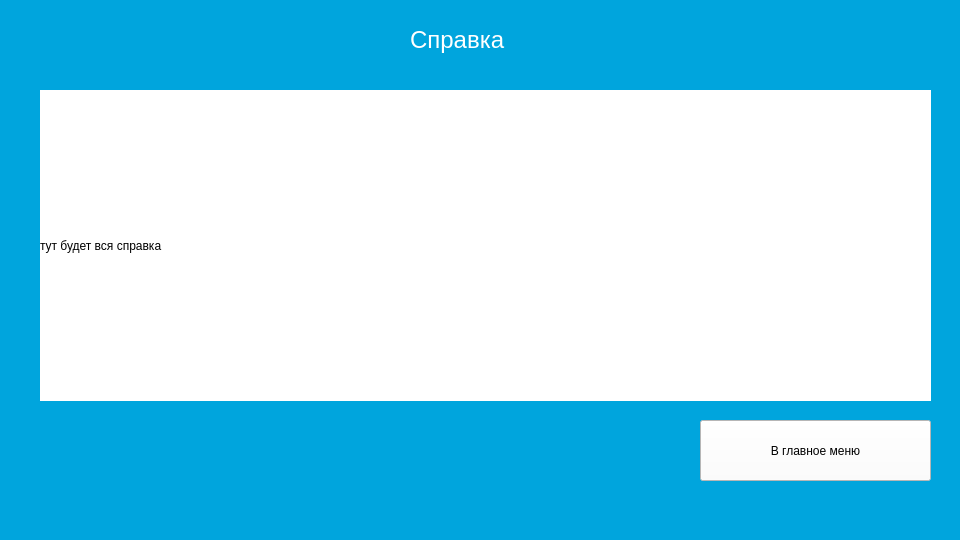
Qt form qt/reference.ui (catcatcat8/practice1) before a commit.
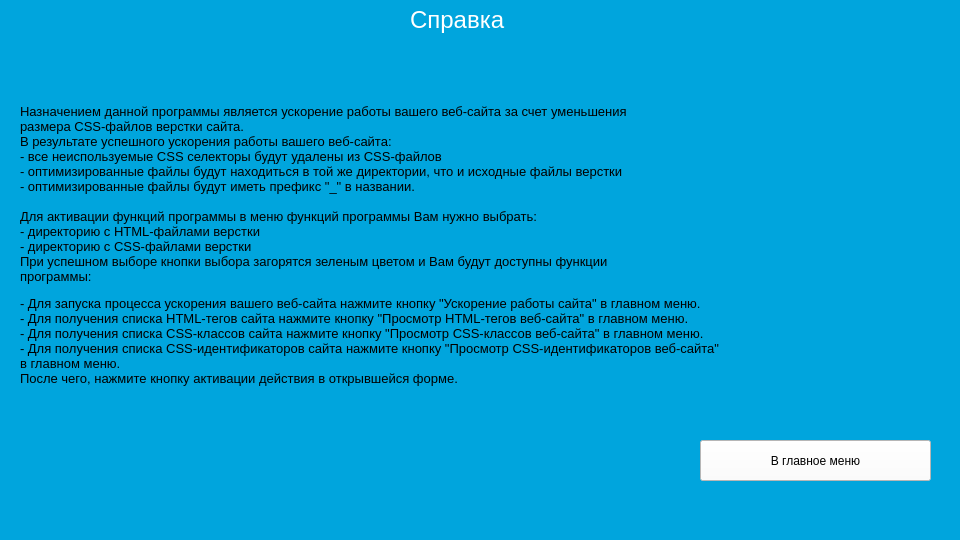
The same form after that commit.

```diff
--- a/qt/reference.ui
+++ b/qt/reference.ui
@@ -21,7 +21,7 @@
     <property name="geometry">
      <rect>
       <x>410</x>
-      <y>20</y>
+      <y>0</y>
       <width>631</width>
       <height>41</height>
      </rect>
@@ -36,26 +36,27 @@
    <widget class="QLabel" name="label_2">
     <property name="geometry">
      <rect>
-      <x>40</x>
-      <y>90</y>
-      <width>891</width>
-      <height>311</height>
+      <x>20</x>
+      <y>50</y>
+      <width>921</width>
+      <height>391</height>
      </rect>
     </property>
     <property name="styleSheet">
-     <string notr="true">background-color: rgb(255, 255, 255);</string>
+     <string notr="true">background-color: rgb(0, 165, 221);
+</string>
     </property>
     <property name="text">
-     <string>тут будет вся справка</string>
+     <string>&lt;html&gt;&lt;head/&gt;&lt;body&gt;&lt;p&gt;&lt;span style=&quot; font-size:10pt;&quot;&gt;Назначением данной программы является ускорение работы вашего веб-сайта за счет уменьшения &lt;br/&gt;размера CSS-файлов верстки сайта.&lt;br/&gt;В результате успешного ускорения работы вашего веб-сайта: &lt;br/&gt;- все неиспользуемые CSS селекторы будут удалены из CSS-файлов&lt;br/&gt;- оптимизированные файлы будут находиться в той же директории, что и исходные файлы верстки&lt;br/&gt;- оптимизированные файлы будут иметь префикс &amp;quot;_&amp;quot; в названии.&lt;br/&gt;&lt;br/&gt;Для активации функций программы в меню функций программы Вам нужно выбрать:&lt;br/&gt;- директорию с HTML-файлами верстки&lt;br/&gt;- директорию с CSS-файлами верстки&lt;br/&gt;При успешном выборе кнопки выбора загорятся зеленым цветом и Вам будут доступны функции &lt;br/&gt;программы:&lt;/span&gt;&lt;/p&gt;&lt;p&gt;&lt;span style=&quot; font-size:10pt;&quot;&gt;- Для запуска процесса ускорения вашего веб-сайта нажмите кнопку &amp;quot;Ускорение работы сайта&amp;quot; в главном меню.&lt;br/&gt;- Для получения списка HTML-тегов сайта нажмите кнопку &amp;quot;Просмотр HTML-тегов веб-сайта&amp;quot; в главном меню.&lt;br/&gt;- Для получения списка CSS-классов сайта нажмите кнопку &amp;quot;Просмотр CSS-классов веб-сайта&amp;quot; в главном меню.&lt;br/&gt;- Для получения списка CSS-идентификаторов сайта нажмите кнопку &amp;quot;Просмотр CSS-идентификаторов веб-сайта&amp;quot; &lt;br/&gt;в главном меню.&lt;br/&gt;После чего, нажмите кнопку активации действия в открывшейся форме.&lt;/span&gt;&lt;/p&gt;&lt;/body&gt;&lt;/html&gt;</string>
     </property>
    </widget>
    <widget class="QPushButton" name="pushButton">
     <property name="geometry">
      <rect>
       <x>700</x>
-      <y>420</y>
+      <y>440</y>
       <width>231</width>
-      <height>61</height>
+      <height>41</height>
      </rect>
     </property>
     <property name="styleSheet">
```
